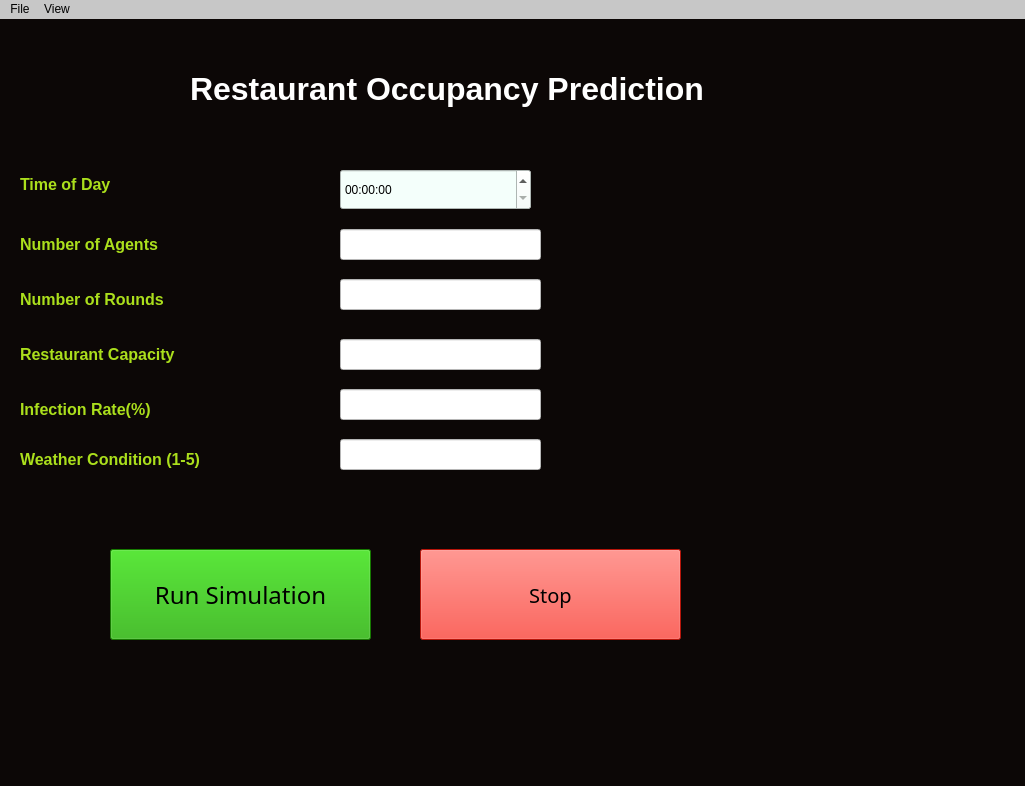
Before: the Qt Designer form simulation.ui in TatsatVyas1998/Restaurant_MinorityGame, drawn with Qt 5.
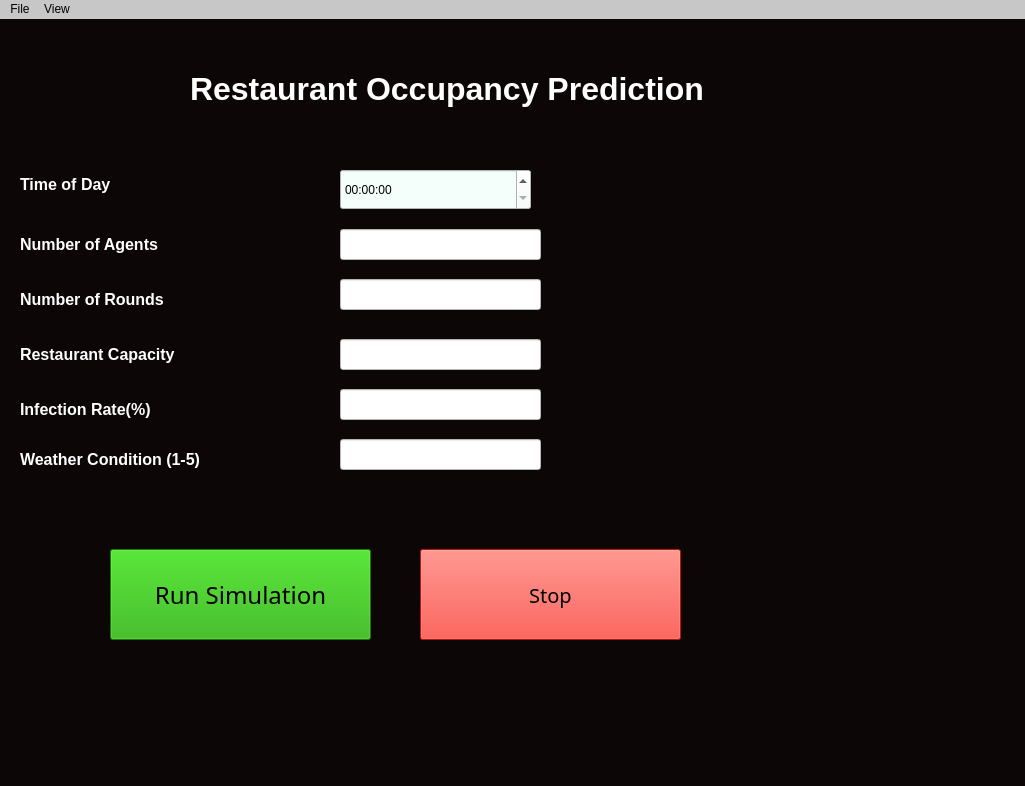
After: the same form once the commit is applied.

```diff
--- a/simulation.ui
+++ b/simulation.ui
@@ -73,7 +73,7 @@
      <string notr="true"/>
     </property>
     <property name="text">
-     <string>&lt;html&gt;&lt;head/&gt;&lt;body&gt;&lt;p&gt;&lt;span style=&quot; font-weight:600; color:#abdf1c;&quot;&gt;Number of Agents&lt;/span&gt;&lt;/p&gt;&lt;/body&gt;&lt;/html&gt;</string>
+     <string>&lt;html&gt;&lt;head/&gt;&lt;body&gt;&lt;p&gt;&lt;span style=&quot; font-weight:600; color:#ffffff;&quot;&gt;Number of Agents&lt;/span&gt;&lt;/p&gt;&lt;/body&gt;&lt;/html&gt;</string>
     </property>
    </widget>
    <widget class="QLabel" name="label_3">
@@ -101,7 +101,7 @@
      <string notr="true"/>
     </property>
     <property name="text">
-     <string>&lt;html&gt;&lt;head/&gt;&lt;body&gt;&lt;p&gt;&lt;span style=&quot; font-weight:600; color:#abdf1c;&quot;&gt;Number of Rounds&lt;/span&gt;&lt;/p&gt;&lt;/body&gt;&lt;/html&gt;</string>
+     <string>&lt;html&gt;&lt;head/&gt;&lt;body&gt;&lt;p&gt;&lt;span style=&quot; font-weight:600; color:#ffffff;&quot;&gt;Number of Rounds&lt;/span&gt;&lt;/p&gt;&lt;/body&gt;&lt;/html&gt;</string>
     </property>
    </widget>
    <widget class="QLineEdit" name="agents">
@@ -227,7 +227,7 @@
      <string notr="true"/>
     </property>
     <property name="text">
-     <string>&lt;html&gt;&lt;head/&gt;&lt;body&gt;&lt;p&gt;&lt;span style=&quot; font-weight:600; color:#abdf1c;&quot;&gt;Restaurant Capacity&lt;/span&gt;&lt;/p&gt;&lt;/body&gt;&lt;/html&gt;</string>
+     <string>&lt;html&gt;&lt;head/&gt;&lt;body&gt;&lt;p&gt;&lt;span style=&quot; font-weight:600; color:#ffffff;&quot;&gt;Restaurant Capacity&lt;/span&gt;&lt;/p&gt;&lt;/body&gt;&lt;/html&gt;</string>
     </property>
    </widget>
    <widget class="QLineEdit" name="rounds_2">
@@ -298,7 +298,7 @@
      <string notr="true"/>
     </property>
     <property name="text">
-     <string>&lt;html&gt;&lt;head/&gt;&lt;body&gt;&lt;p&gt;&lt;span style=&quot; font-weight:600; color:#abdf1c;&quot;&gt;Infection Rate(%)&lt;/span&gt;&lt;/p&gt;&lt;/body&gt;&lt;/html&gt;</string>
+     <string>&lt;html&gt;&lt;head/&gt;&lt;body&gt;&lt;p&gt;&lt;span style=&quot; font-weight:600; color:#ffffff;&quot;&gt;Infection Rate(%)&lt;/span&gt;&lt;/p&gt;&lt;/body&gt;&lt;/html&gt;</string>
     </property>
    </widget>
    <widget class="QLineEdit" name="rounds_3">
@@ -350,7 +350,7 @@
      <string notr="true"/>
     </property>
     <property name="text">
-     <string>&lt;html&gt;&lt;head/&gt;&lt;body&gt;&lt;p&gt;&lt;span style=&quot; font-size:12pt; font-weight:600; color:#abdf1c;&quot;&gt;Weather Condition (1-5)&lt;/span&gt;&lt;/p&gt;&lt;/body&gt;&lt;/html&gt;</string>
+     <string>&lt;html&gt;&lt;head/&gt;&lt;body&gt;&lt;p&gt;&lt;span style=&quot; font-size:12pt; font-weight:600; color:#ffffff;&quot;&gt;Weather Condition (1-5)&lt;/span&gt;&lt;/p&gt;&lt;/body&gt;&lt;/html&gt;</string>
     </property>
    </widget>
    <widget class="QTimeEdit" name="timeEdit">
@@ -390,7 +390,7 @@
      <string notr="true"/>
     </property>
     <property name="text">
-     <string>&lt;html&gt;&lt;head/&gt;&lt;body&gt;&lt;p&gt;&lt;span style=&quot; font-weight:600; color:#abdf1c;&quot;&gt;Time of Day&lt;/span&gt;&lt;/p&gt;&lt;/body&gt;&lt;/html&gt;</string>
+     <string>&lt;html&gt;&lt;head/&gt;&lt;body&gt;&lt;p&gt;&lt;span style=&quot; font-weight:600; color:#ffffff;&quot;&gt;Time of Day&lt;/span&gt;&lt;/p&gt;&lt;/body&gt;&lt;/html&gt;</string>
     </property>
    </widget>
   </widget>
```
